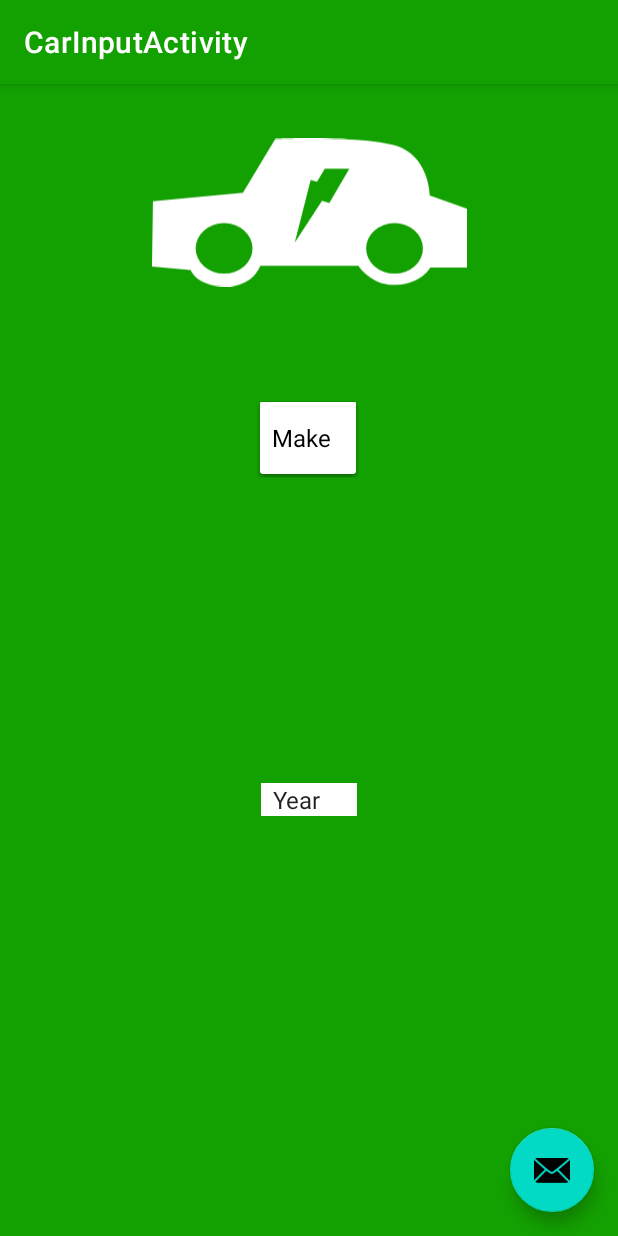
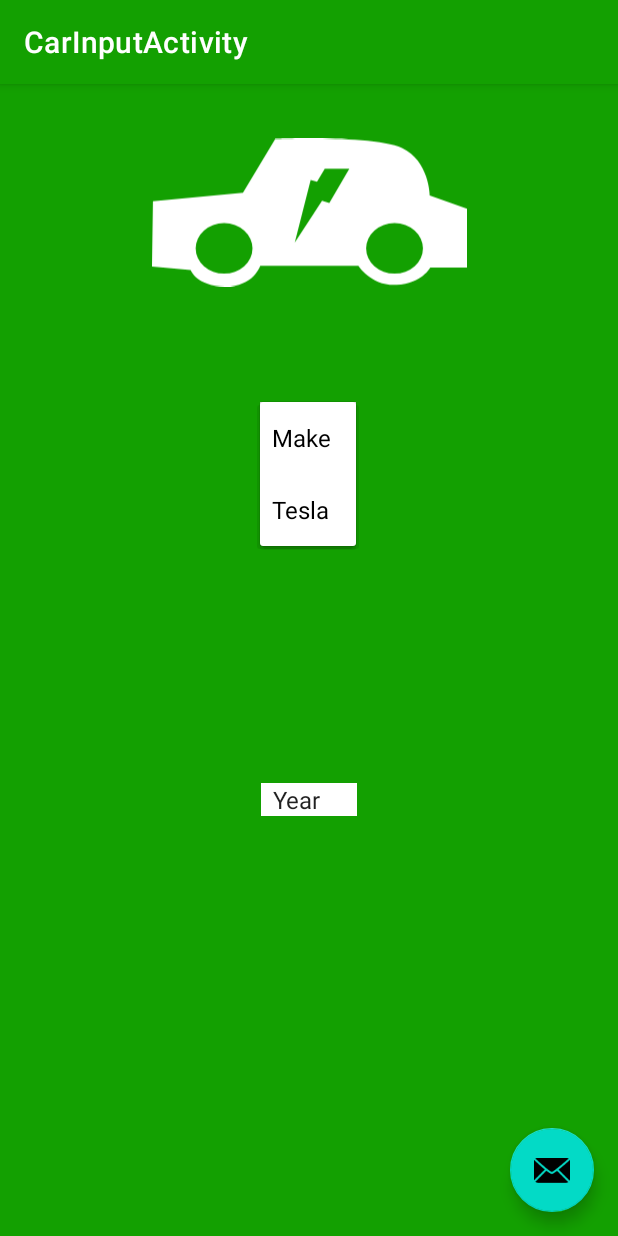
Before and after one commit to blabel3/e-mission, an Android app: the CarInputActivity screen opened directly, with no data from a screen before it, after a tap on "Make", on a phone screen of 412 x 824 dp. Run offline under Robolectric (Android 15) with nearby library versions, the phone set to English and light mode, and no system bars.

Commit message:
Car data file + trying to get multiple fragments

```diff
--- a/app/src/main/res/values/car_data.xml
+++ b/app/src/main/res/values/car_data.xml
@@ -2,13 +2,16 @@
 <resources>
     <string-array name="make_array">
         <item>Make</item>
+        <item>Tesla</item>
     </string-array>
 
     <string-array name="model_array">
         <item>Model</item>
+        <item>Model X</item>
     </string-array>
 
     <string-array name="year_array">
         <item>Year</item>
+        <item>2018</item>
     </string-array>
 </resources>
```
Also changed, not shown: app/src/main/res/layout/main_activity.xml (+7 -3 lines), 1 other file.
